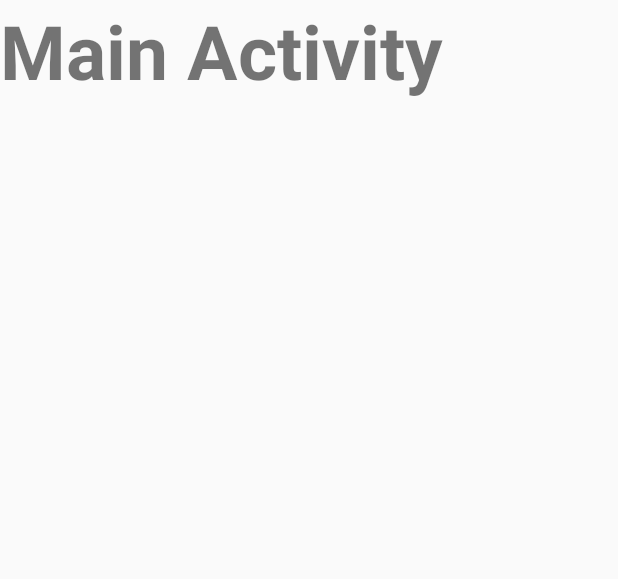
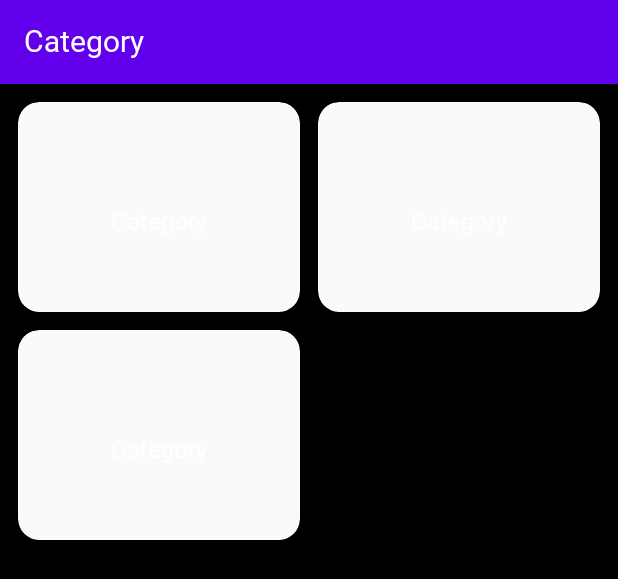
Before and after one commit to ll0301/jroom-android-ui, an Android app: the layout activity_main.xml on its own in the app's theme, with its tools: preview values and no code run, on a phone screen of 412 x 824 dp. Shown: the top 579 px of the screen. Run offline under Robolectric (Android 15) with nearby library versions, the phone set to English and light mode, and no system bars.

```diff
--- a/app/build.gradle
+++ b/app/build.gradle
@@ -36,7 +36,7 @@ dependencies {
     implementation 'androidx.compose.material:material:1.0.0-alpha05'
 
     implementation 'org.jetbrains.kotlinx:kotlinx-coroutines-android:1.3.9'
-    implementation 'com.airbnb.android:lottie:3.4.0'
+    implementation 'com.airbnb.android:lottie:3.4.1'
     implementation 'com.google.android.material:material:1.2.1'
 
     // local unit test
--- a/app/src/main/java/com/example/jroomui/IntroActivity.kt
+++ b/app/src/main/java/com/example/jroomui/IntroActivity.kt
@@ -18,7 +18,6 @@ class IntroActivity : AppCompatActivity() {
         if (resId > 0) {
             statusBarHeight = resources.getDimensionPixelSize(resId)
         }
-        // Log.e("barHeight", statusBarHeight.toString()) // result : 63
 
         val introLogo = findViewById<TextView>(R.id.intro_logo)
         introLogo.setPadding(0,statusBarHeight,0,0)
--- /dev/null
+++ b/app/src/main/java/com/example/jroomui/data/model/Category.kt
@@ -0,0 +1,4 @@
+package com.example.jroomui.data.model
+
+class Category {
+}
--- a/app/src/main/java/com/example/jroomui/introswipe/IntroSwipeFragment.kt
+++ b/app/src/main/java/com/example/jroomui/introswipe/IntroSwipeFragment.kt
@@ -15,7 +15,7 @@ import androidx.lifecycle.LifecycleObserver
 import com.airbnb.lottie.LottieAnimationView
 import com.example.jroomui.R
 import com.example.jroomui.main.MainActivity
-import com.example.jroomui.util.showSnackbar
+import com.example.jroomui.util.showSnackBar
 import com.google.android.material.snackbar.Snackbar
 
 class IntroSwipeFragment : Fragment(), LifecycleObserver {
@@ -99,7 +99,7 @@ class IntroSwipeFragment : Fragment(), LifecycleObserver {
                     when {
                         button.y < (parentHeight * 0.1f) - status -> {
                             button.visibility = View.GONE
-                            view?.showSnackbar("Coming soon ...", Snackbar.LENGTH_SHORT)
+                            view?.showSnackBar("Coming soon ...", Snackbar.LENGTH_SHORT)
                         }
 
                         button.y > (parentHeight * 0.9f) - status -> {
--- a/app/src/main/java/com/example/jroomui/main/MainActivity.kt
+++ b/app/src/main/java/com/example/jroomui/main/MainActivity.kt
@@ -6,9 +6,12 @@ import com.example.jroomui.R
 
 class MainActivity : AppCompatActivity() {
 
+    private lateinit var viewModel: MainViewModel
+
     override fun onCreate(savedInstanceState: Bundle?) {
         super.onCreate(savedInstanceState)
         setContentView(R.layout.activity_main)
 
+
     }
 }
--- a/app/src/main/java/com/example/jroomui/main/MainNavigator.kt
+++ /dev/null
@@ -1,4 +0,0 @@
-package com.example.jroomui.main
-
-interface MainNavigator {
-}
--- /dev/null
+++ b/app/src/main/res/drawable/scrollbar.xml
@@ -0,0 +1,10 @@
+<?xml version="1.0" encoding="utf-8"?>
+<shape xmlns:android="http://schemas.android.com/apk/res/android">
+
+    <gradient
+        android:angle="45"
+        android:endColor="@color/colorPrimary"
+        android:startColor="@color/colorPrimary" />
+    <corners android:radius="10dp" />
+
+</shape>
--- a/app/src/main/res/layout/activity_intro_swipe.xml
+++ b/app/src/main/res/layout/activity_intro_swipe.xml
@@ -1,6 +1,7 @@
 <LinearLayout xmlns:android="http://schemas.android.com/apk/res/android"
     xmlns:app="http://schemas.android.com/apk/res-auto"
     xmlns:tools="http://schemas.android.com/tools"
+    android:id="@+id/intro_swipe_container"
     android:layout_width="match_parent"
     android:layout_height="match_parent"
     android:orientation="vertical"
--- a/app/src/main/res/layout/activity_main.xml
+++ b/app/src/main/res/layout/activity_main.xml
@@ -1,26 +1,72 @@
 <?xml version="1.0" encoding="utf-8"?>
-<LinearLayout
-    xmlns:android="http://schemas.android.com/apk/res/android"
+<layout xmlns:android="http://schemas.android.com/apk/res/android"
     xmlns:app="http://schemas.android.com/apk/res-auto"
-    xmlns:tools="http://schemas.android.com/tools"
-    android:layout_width="match_parent"
-    android:layout_height="match_parent"
-    android:orientation="vertical"
-    tools:context="com.example.jroomui.main.MainActivity">
+    xmlns:tools="http://schemas.android.com/tools">
 
-    <androidx.coordinatorlayout.widget.CoordinatorLayout
-        android:id="@+id/coordinator_layout"
+    <data>
+
+        <variable
+            name="viewModel"
+            type="com.example.jroomui.main.MainViewModel" />
+
+        <variable
+            name="adapter"
+            type="com.example.jroomui.main.MainAdapter" />
+    </data>
+
+    <androidx.constraintlayout.widget.ConstraintLayout
+        android:id="@+id/main_container"
         android:layout_width="match_parent"
-        android:layout_height="match_parent">
-        <TextView
+        android:layout_height="match_parent"
+        android:background="@color/black"
+        android:clipToPadding="false">
+
+        <com.google.android.material.appbar.AppBarLayout
+            android:id="@+id/appBar_layout"
             android:layout_width="match_parent"
-            android:layout_height="match_parent"
-            android:text="Main Activity"
-            android:textSize="50sp"
-            android:textStyle="bold" />
-        <FrameLayout
-            android:id="@+id/contentFrame"
+            android:layout_height="wrap_content"
+            app:layout_constraintEnd_toEndOf="parent"
+            app:layout_constraintStart_toStartOf="parent"
+            app:layout_constraintTop_toTopOf="parent" >
+
+            <androidx.appcompat.widget.Toolbar
+                android:id="@+id/toolBar"
+                android:layout_width="match_parent"
+                android:layout_height="wrap_content"
+                android:background="?attr/colorPrimary"
+                android:minHeight="?attr/actionBarSize"
+                android:theme="@style/ToolBar"
+                app:popupTheme="@style/ThemeOverlay.AppCompat.Light">
+
+                <TextView
+                    android:id="@+id/toolBar_title"
+                    android:layout_width="wrap_content"
+                    android:layout_height="wrap_content"
+                    android:maxEms="15"
+                    android:text="@string/category"
+                    android:textColor="@color/white"
+                    android:textSize="20sp"
+                    style="@style/Text.TitleStyle" />
+            </androidx.appcompat.widget.Toolbar>
+
+        </com.google.android.material.appbar.AppBarLayout>
+
+        <androidx.recyclerview.widget.RecyclerView
             android:layout_width="match_parent"
-            android:layout_height="match_parent" />
-    </androidx.coordinatorlayout.widget.CoordinatorLayout>
-</LinearLayout>
+            android:layout_height="0dp"
+            android:clipToPadding="false"
+            android:fadeScrollbars="false"
+            android:padding="6dp"
+            android:scrollbarStyle="outsideOverlay"
+            android:scrollbarThumbVertical="@drawable/scrollbar"
+            android:scrollbars="vertical"
+            app:layoutManager="androidx.recyclerview.widget.GridLayoutManager"
+            app:layout_constraintTop_toBottomOf="@+id/appBar_layout"
+            app:layout_constraintBottom_toBottomOf="parent"
+            app:layout_constraintStart_toStartOf="parent"
+            app:spanCount="2"
+            tools:listitem="@layout/item_category"/>
+
+    </androidx.constraintlayout.widget.ConstraintLayout>
+
+</layout>
--- /dev/null
+++ b/app/src/main/res/layout/item_category.xml
@@ -0,0 +1,63 @@
+<?xml version="1.0" encoding="utf-8"?>
+<layout xmlns:android="http://schemas.android.com/apk/res/android"
+    xmlns:app="http://schemas.android.com/apk/res-auto"
+    xmlns:tools="http://schemas.android.com/tools">
+
+    <data>
+
+        <variable
+            name="category"
+            type="com.example.jroomui.data.model.Category" />
+
+    </data>
+
+    <com.google.android.material.card.MaterialCardView
+        android:id="@+id/cardView"
+        android:layout_width="match_parent"
+        android:layout_height="wrap_content"
+        android:layout_margin="6dp"
+        android:background="@color/background800"
+        android:foreground="?attr/selectableItemBackground"
+        app:cardBackgroundColor="@color/white_12"
+        app:cardCornerRadius="14dp"
+        app:cardElevation="4dp">
+
+        <androidx.constraintlayout.widget.ConstraintLayout
+            android:layout_width="match_parent"
+            android:layout_height="wrap_content"
+            android:foreground="?attr/selectableItemBackground"
+            tools:ignore="UnusedAttribute">
+
+            <androidx.appcompat.widget.AppCompatImageView
+                android:id="@+id/appCompat_image"
+                android:layout_width="120dp"
+                android:layout_height="120dp"
+                android:layout_margin="20dp"
+                android:scaleType="center"
+                app:layout_constraintEnd_toEndOf="parent"
+                app:layout_constraintStart_toStartOf="parent"
+                app:layout_constraintTop_toTopOf="parent" />
+
+            <androidx.appcompat.widget.AppCompatTextView
+                android:id="@+id/textView_category"
+                android:layout_width="match_parent"
+                android:layout_height="wrap_content"
+                android:elevation="4dp"
+                android:gravity="center"
+                android:maxLines="1"
+                android:padding="12dp"
+                android:text="Category"
+                android:textColor="@color/white"
+                android:textSize="16sp"
+                android:textStyle="bold"
+                style="@style/Text.RankStyle"
+                app:layout_constraintTop_toTopOf="@id/appCompat_image"
+                app:layout_constraintEnd_toEndOf="@id/appCompat_image"
+                app:layout_constraintStart_toStartOf="@id/appCompat_image"
+                app:layout_constraintBottom_toBottomOf="@id/appCompat_image" />
+
+        </androidx.constraintlayout.widget.ConstraintLayout>
+
+    </com.google.android.material.card.MaterialCardView>
+
+</layout>
--- a/app/src/main/res/values/colors.xml
+++ b/app/src/main/res/values/colors.xml
@@ -3,9 +3,10 @@
     <color name="colorPrimary">#6200EE</color>
     <color name="colorPrimaryDark">#3700B3</color>
     <color name="colorAccent">#03DAC5</color>
-
+    <color name="white_12">#fafafa</color>
     <color name="white">#FFF</color>
     <color name="red">#F44336</color>
     <color name="black">#000</color>
     <color name="light_grey">#FF707070</color>
+    <color name="background800">#424242</color>
 </resources>
--- a/app/src/main/res/values/strings.xml
+++ b/app/src/main/res/values/strings.xml
@@ -3,4 +3,5 @@
     <string name="start">START</string>
     <string name="login">LOGIN</string>
     <string name="guest">GUEST</string>
+    <string name="category">Category</string>
 </resources>
--- a/app/src/main/res/values/styles.xml
+++ b/app/src/main/res/values/styles.xml
@@ -6,6 +6,8 @@
         <item name="colorPrimaryDark">@color/colorPrimaryDark</item>
         <item name="colorAccent">@color/colorAccent</item>
     </style>
+
+    <style name="ToolBar" parent="ThemeOverlay.AppCompat.Dark.ActionBar" />
 
     <style name="Text.RankStyle" parent="android:TextAppearance">
         <item name="android:textStyle">normal</item>
```
Also changed, not shown: app/src/main/java/com/example/jroomui/main/MainFragment.kt (+6 -1 lines), app/src/main/java/com/example/jroomui/main/MainViewModel.kt (+6 -1 lines), app/src/main/java/com/example/jroomui/util/ViewExt.kt (+2 -20 lines), app/src/main/res/values/attrs.xml (+1 -6 lines), dependencies.gradle (added), 1 other file.
